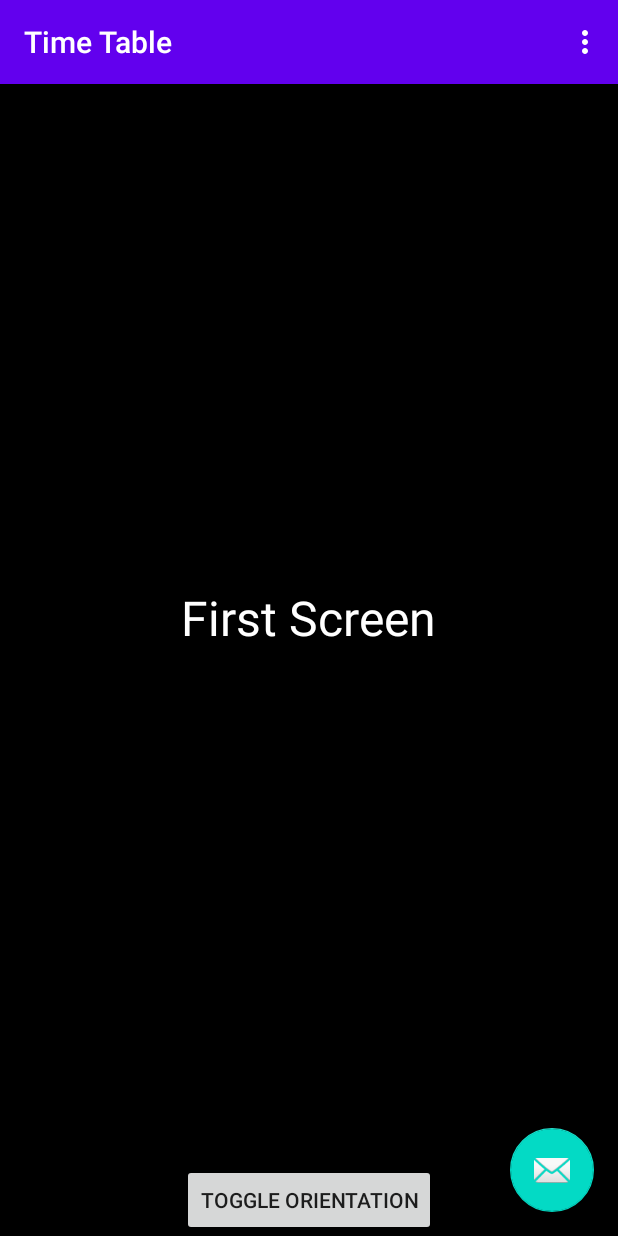
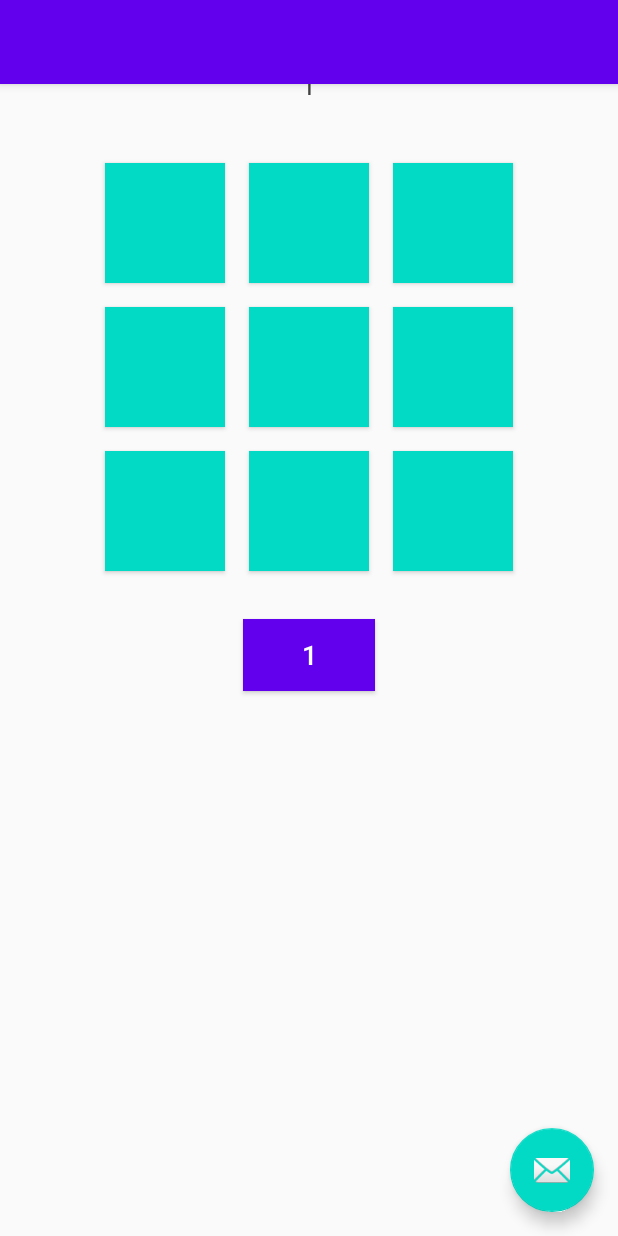
Before and after one commit to milindoka/TimeTable, an Android app: the screen it shows after launch (MainActivity), on a phone screen of 412 x 824 dp. Run offline under Robolectric (Android 15) with nearby library versions, the phone set to English and light mode, and no system bars.

Commit message:
New trial of layout, works well with time table pages

```diff
--- a/app/src/main/java/in/org/ilugbom/MainActivity.java
+++ b/app/src/main/java/in/org/ilugbom/MainActivity.java
@@ -17,59 +17,38 @@ import java.util.ArrayList;
 import java.util.List;
 
 public class MainActivity extends AppCompatActivity {
-
-    ViewPager2 viewPager2;
+    private ViewPager2 viewPager2;
 
     @Override
     protected void onCreate(Bundle savedInstanceState) {
         super.onCreate(savedInstanceState);
         setContentView(R.layout.activity_main);
-        Toolbar toolbar = findViewById(R.id.toolbar);
-        setSupportActionBar(toolbar);
-
         viewPager2 = findViewById(R.id.viewPager2);
-
-        List<String> list = new ArrayList<>();
-        list.add("First Screen");
-        list.add("Second Screen");
-        list.add("Third Screen");
-        list.add("Fourth Screen");
-
-        viewPager2.setAdapter(new ViewPagerAdapter(this, list, viewPager2));
-
-
-
-
-
-        FloatingActionButton fab = findViewById(R.id.fab);
-        fab.setOnClickListener(new View.OnClickListener() {
-            @Override
-            public void onClick(View view) {
-                Snackbar.make(view, "Replace with your own action", Snackbar.LENGTH_LONG)
-                        .setAction("Action", null).show();
-            }
-        });
+        setUpPagerAdapter();
     }
 
-    @Override
-    public boolean onCreateOptionsMenu(Menu menu) {
-        // Inflate the menu; this adds items to the action bar if it is present.
-        getMenuInflater().inflate(R.menu.menu_main, menu);
-        return true;
+    /**
+     * set up adapter same like you do for RecyclerView or other components
+     */
+    private void setUpPagerAdapter() {
+        PagerAdapter pagerAdapter = new PagerAdapter(fetchDummyData());
+        viewPager2.setAdapter(pagerAdapter);
+        viewPager2.setOrientation(ViewPager2.ORIENTATION_HORIZONTAL);
     }
 
-    @Override
-    public boolean onOptionsItemSelected(MenuItem item) {
-        // Handle action bar item clicks here. The action bar will
-        // automatically handle clicks on the Home/Up button, so long
-        // as you specify a parent activity in AndroidManifest.xml.
-        int id = item.getItemId();
+    /**
+     *
+     * @return this method will return dummy data in form of list
+     */
+    private List<PagerM> fetchDummyData() {
+        List<PagerM> pagerMList = new ArrayList<>();
+        String[] dummyArr = {"1","2","3","4"};
+        for (String str : dummyArr) {
+            PagerM pagerM = new PagerM();
+            pagerM.setPagerDescription(str);
+            pagerMList.add(pagerM);
 
-        //noinspection SimplifiableIfStatement
-        if (id == R.id.action_settings) {
-            return true;
         }
-
-        return super.onOptionsItemSelected(item);
+        return pagerMList;
     }
 }
--- /dev/null
+++ b/app/src/main/java/in/org/ilugbom/PagerAdapter.java
@@ -0,0 +1,55 @@
+package in.org.ilugbom;
+
+import android.view.LayoutInflater;
+import android.view.View;
+import android.view.ViewGroup;
+import android.widget.Button;
+import android.widget.TextView;
+
+import androidx.annotation.NonNull;
+import androidx.recyclerview.widget.RecyclerView;
+
+import java.util.List;
+import java.util.zip.Inflater;
+
+/**
+ * Created by Becody.com on 08,07,2019
+ */
+public class PagerAdapter extends RecyclerView.Adapter {
+    private List<PagerM> pagerMList;
+
+    class PagerViewHolder extends RecyclerView.ViewHolder {
+        private TextView txtDescription;
+        private Button btnReset;
+
+        public PagerViewHolder(@NonNull View itemView) {
+            super(itemView);
+            txtDescription = itemView.findViewById(R.id.txtDescription);
+            btnReset = itemView.findViewById(R.id.bReset);
+        }
+    }
+
+    public PagerAdapter(List<PagerM> pagerMList) {
+        this.pagerMList = pagerMList;
+    }
+
+    @NonNull
+    @Override
+    public RecyclerView.ViewHolder onCreateViewHolder(@NonNull ViewGroup parent, int viewType) {
+        View view = LayoutInflater.from(parent.getContext()).inflate(R.layout.adapter_pager, parent, false);
+        return new PagerViewHolder(view);
+    }
+
+    @Override
+    public void onBindViewHolder(@NonNull RecyclerView.ViewHolder holder, int position) {
+        PagerViewHolder viewHolder = (PagerViewHolder) holder;
+        PagerM pagerM = pagerMList.get(position);
+        viewHolder.txtDescription.setText(pagerM.getPagerDescription());
+        viewHolder.btnReset.setText(pagerM.getPagerDescription());
+    }
+
+    @Override
+    public int getItemCount() {
+        return pagerMList.size();
+    }
+}
--- /dev/null
+++ b/app/src/main/java/in/org/ilugbom/PagerM.java
@@ -0,0 +1,16 @@
+package in.org.ilugbom;
+
+/**
+ * Created by Becody.com on 08,07,2019
+ */
+public class PagerM {
+    private String pagerDescription;
+
+    public String getPagerDescription() {
+        return pagerDescription;
+    }
+
+    public void setPagerDescription(String pagerDescription) {
+        this.pagerDescription = pagerDescription;
+    }
+}
--- /dev/null
+++ b/app/src/main/res/layout/adapter_pager.xml
@@ -0,0 +1,176 @@
+<?xml version="1.0" encoding="utf-8"?>
+<RelativeLayout xmlns:android="http://schemas.android.com/apk/res/android"
+    android:id="@+id/activity_main"
+    android:layout_width="match_parent"
+    android:layout_height="match_parent"
+    android:paddingBottom="5sp"
+    android:paddingLeft="5sp"
+    android:paddingRight="5sp"
+    android:paddingTop="20sp"
+    >
+
+    <!--Table Layout with 3 rows and each row with 3 buttons-->
+    <TableLayout
+        android:id="@+id/glGameBoard"
+        android:layout_width="wrap_content"
+        android:layout_height="wrap_content"
+        android:layout_centerHorizontal="true"
+        android:layout_below="@+id/txtDescription"
+        android:rowCount="3"
+        android:columnCount="3"
+        android:padding="8dp"
+        >
+
+        <!--Row 1-->
+        <TableRow>
+
+            <Button
+                android:id="@+id/b00"
+                android:layout_width="80dp"
+                android:layout_height="80dp"
+                android:textSize="22sp"
+                android:textColor="#FFFFFF"
+                android:background="@color/colorAccent"
+                android:gravity="center"
+                android:layout_margin="8dp"
+                style="@style/Widget.AppCompat.Button"
+                />
+
+            <Button
+                android:id="@+id/b01"
+                android:layout_width="80dp"
+                android:layout_height="80dp"
+                android:textSize="22sp"
+                android:textColor="#FFFFFF"
+                android:background="@color/colorAccent"
+                android:gravity="center"
+                android:layout_margin="8dp"
+                style="@style/Widget.AppCompat.Button"
+                />
+
+            <Button
+                android:id="@+id/b02"
+                android:layout_width="80dp"
+                android:layout_height="80dp"
+                android:textSize="22sp"
+                android:textColor="#FFFFFF"
+                android:background="@color/colorAccent"
+                android:gravity="center"
+                android:layout_margin="8dp"
+                style="@style/Widget.AppCompat.Button"
+                />
+
+        </TableRow>
+
+        <!--Row 2-->
+        <TableRow>
+
+            <Button
+                android:id="@+id/b10"
+                android:layout_width="80dp"
+                android:layout_height="80dp"
+                android:textSize="22sp"
+                android:textColor="#FFFFFF"
+                android:background="@color/colorAccent"
+                android:gravity="center"
+                android:layout_margin="8dp"
+                style="@style/Widget.AppCompat.Button"
+                />
+
+            <Button
+                android:id="@+id/b11"
+                android:layout_width="80dp"
+                android:layout_height="80dp"
+                android:textSize="22sp"
+                android:textColor="#FFFFFF"
+                android:background="@color/colorAccent"
+                android:gravity="center"
+                android:layout_margin="8dp"
+                style="@style/Widget.AppCompat.Button"
+                />
+
+            <Button
+                android:id="@+id/b12"
+                android:layout_width="80dp"
+                android:layout_height="80dp"
+                android:textSize="22sp"
+                android:textColor="#FFFFFF"
+                android:background="@color/colorAccent"
+                android:gravity="center"
+                android:layout_margin="8dp"
+                style="@style/Widget.AppCompat.Button"
+                />
+
+        </TableRow>
+
+        <!--Row 3-->
+        <TableRow>
+
+            <Button
+                android:id="@+id/b20"
+                android:layout_width="80dp"
+                android:layout_height="80dp"
+                android:textSize="22sp"
+                android:textColor="#FFFFFF"
+                android:background="@color/colorAccent"
+                android:gravity="center"
+                android:layout_margin="8dp"
+                style="@style/Widget.AppCompat.Button"
+                />
+
+            <Button
+                android:id="@+id/b21"
+                android:layout_width="80dp"
+                android:layout_height="80dp"
+                android:textSize="22sp"
+                android:textColor="#FFFFFF"
+                android:background="@color/colorAccent"
+                android:gravity="center"
+                android:layout_margin="8dp"
+                style="@style/Widget.AppCompat.Button"
+                />
+
+            <Button
+                android:id="@+id/b22"
+                android:layout_width="80dp"
+                android:layout_height="80dp"
+                android:textSize="22sp"
+                android:textColor="#FFFFFF"
+                android:background="@color/colorAccent"
+                android:gravity="center"
+                android:layout_margin="8dp"
+                style="@style/Widget.AppCompat.Button"
+                />
+
+        </TableRow>
+
+    </TableLayout>
+
+    <!--TextView to show user turns and winner-->
+    <TextView
+        android:id="@+id/txtDescription"
+        android:layout_width="wrap_content"
+        android:layout_height="wrap_content"
+        android:textColor="#424242"
+        android:textSize="18sp"
+        android:layout_centerHorizontal="true"
+        android:layout_margin="16dp"
+        android:padding="8dp"
+        />
+
+    <!--Button to reset game board-->
+    <Button
+        android:id="@+id/bReset"
+        android:layout_width="wrap_content"
+        android:layout_height="wrap_content"
+        android:layout_below="@+id/glGameBoard"
+        android:layout_centerHorizontal="true"
+        android:layout_margin="16dp"
+        android:padding="8dp"
+        android:text="RESET"
+        android:textSize="18sp"
+        android:textColor="#FFFFFF"
+        android:background="@color/colorPrimary"
+        />
+
+</RelativeLayout>
--- a/app/src/main/res/layout/item_viewpager.xml
+++ b/app/src/main/res/layout/item_viewpager.xml
@@ -5,7 +5,7 @@ android:id="@+id/container"
 android:layout_width="match_parent"
 android:layout_height="match_parent">
 
-<androidx.appcompat.widget.AppCompatTextView
+<TextView
     android:id="@+id/tvTitle"
     android:layout_width="wrap_content"
     android:layout_height="wrap_content"
@@ -15,7 +15,7 @@ android:layout_height="match_parent">
     tools:text="item" />
 
 
-<androidx.appcompat.widget.AppCompatButton
+<Button
     android:id="@+id/btnToggle"
     android:layout_width="wrap_content"
     android:layout_height="wrap_content"
--- a/app/src/main/res/values/strings.xml
+++ b/app/src/main/res/values/strings.xml
@@ -9,4 +9,13 @@
 
     <string name="hello_first_fragment">Hello first fragment</string>
     <string name="hello_second_fragment">Hello second fragment. Arg: %1$s</string>
+
+
+    <string-array name="array_str_values">
+        <item>Contrary to popular belief, Lorem Ipsum is not simply random text. It has roots in a piece of classical Latin literature from 45 BC, making it over 2000 years old.</item>
+        <item>Richard McClintock, a Latin professor at Hampden-Sydney College in Virginia, looked up one of the more obscure Latin words, consectetur, from a Lorem Ipsum passage, and going through the cites of the word in classical literature, discovered the undoubtable source. Lorem Ipsum comes from sections 1.10.32 and 1.10.33 of "de Finibus Bonorum et Malorum" (The Extremes of Good and Evil) by Cicero, written in 45 BC. This book is a treatise on the theory of ethics, very popular during the Renaissance.</item>
+        <item>The standard chunk of Lorem Ipsum used since the 1500s is reproduced below for those interested. Sections 1.10.32 and 1.10.33 from "de Finibus Bonorum et Malorum" by Cicero are also reproduced in their exact original form, accompanied by English versions from the 1914 translation by H. Rackham.</item>
+        <item>It is a long established fact that a reader will be distracted by the readable content of a page when looking at its layout. The point of using Lorem Ipsum is that it has a more-or-less normal distribution of letters, as opposed to using \'Content here, content here\', making it look like readable English. Many desktop publishing packages and web page editors now use Lorem Ipsum as their default model text, and a search for \'lorem ipsum\' will uncover many web sites still in their infancy.</item>
+    </string-array>
+
 </resources>
```
